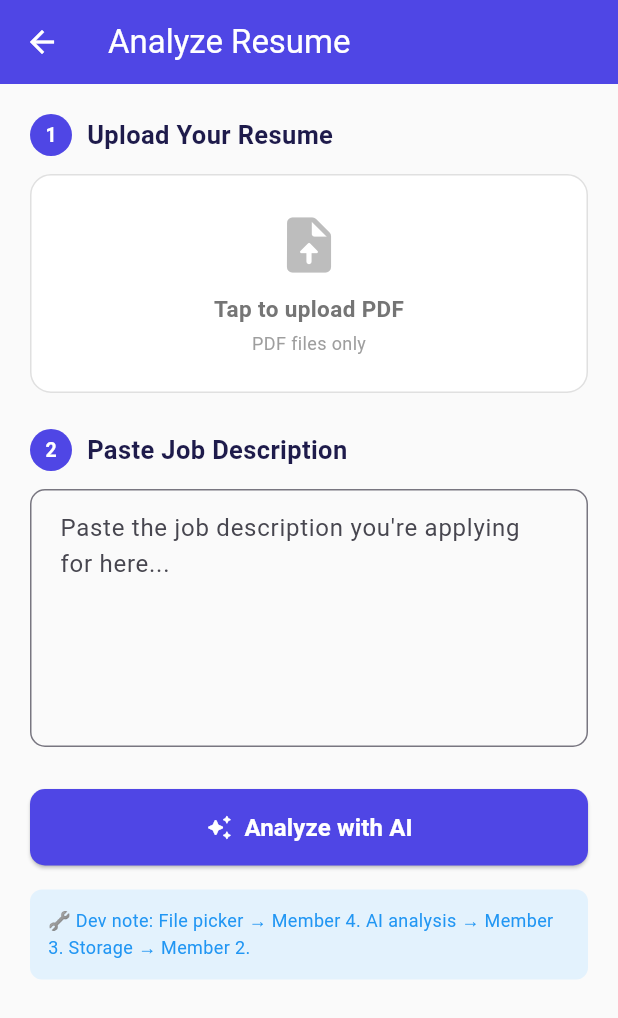
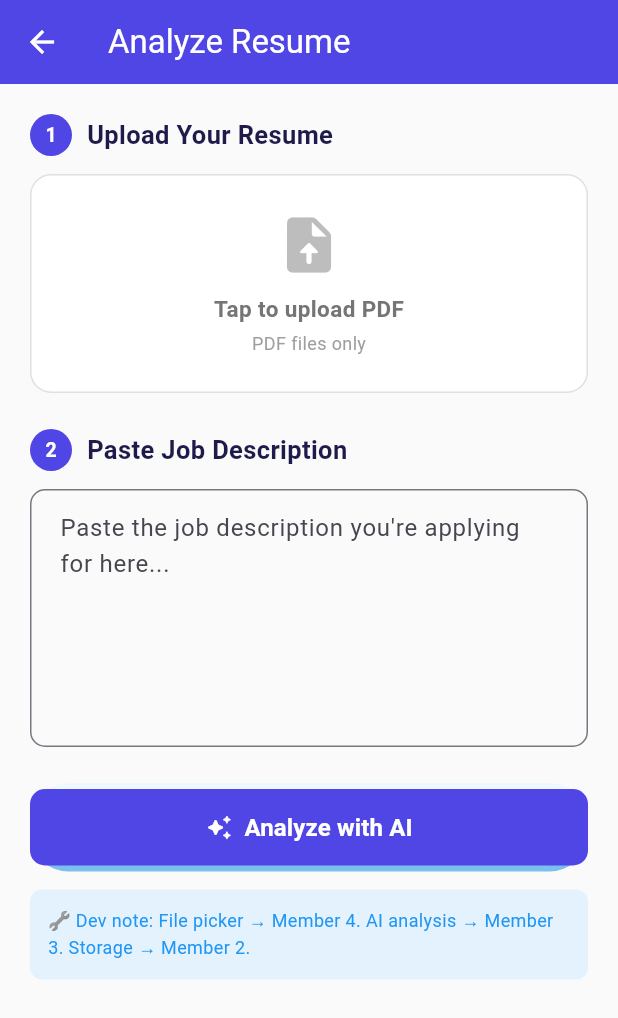
Before and after one commit to t4n1shqa/GWC-2026-Project-5, a Flutter app: the UploadScreen screen opened directly, on a phone screen of 412 x 824 dp. Shown: the top 1018 px of the screen. Run offline on Flutter 3.47's test engine with Material 3 defaults, Android fonts, the phone set to English and light mode, and no system bars; our stand-ins replace firebase_core, flutter_riverpod; accounts and stored records are empty.

Commit message:
Update upload_screen.dart

```diff
--- a/lib/screens/upload_screen.dart
+++ b/lib/screens/upload_screen.dart
@@ -153,22 +153,28 @@ class _UploadScreenState extends State<UploadScreen> {
             const SizedBox(height: 28),
 
             // Analyze button
-            SizedBox(
+            Container(
               width: double.infinity,
+              decoration: BoxDecoration(
+                borderRadius: BorderRadius.circular(50),
+                boxShadow: const [
+                  BoxShadow(color: Color(0xFF7BBFEE), offset: Offset(0, 4), blurRadius: 0),
+                  BoxShadow(color: Color(0xFFEEF8FF), offset: Offset(0, -4), blurRadius: 0),
+                ],
+              ),
               child: ElevatedButton.icon(
                 onPressed: _isLoading ? null : _analyzeResume,
+                style: ElevatedButton.styleFrom(elevation: 0),
                 icon: _isLoading
                     ? const SizedBox(
                         height: 18,
                         width: 18,
-                        child: CircularProgressIndicator(
-                            color: Colors.white, strokeWidth: 2),
+                        child: CircularProgressIndicator(strokeWidth: 2),
                       )
                     : const Icon(Icons.auto_awesome_rounded),
                 label: Text(
                   _isLoading ? 'Analyzing...' : 'Analyze with AI',
-                  style: const TextStyle(
-                      fontSize: 16, fontWeight: FontWeight.bold),
+                  style: const TextStyle(fontSize: 16, fontWeight: FontWeight.bold),
                 ),
               ),
             ),
```
